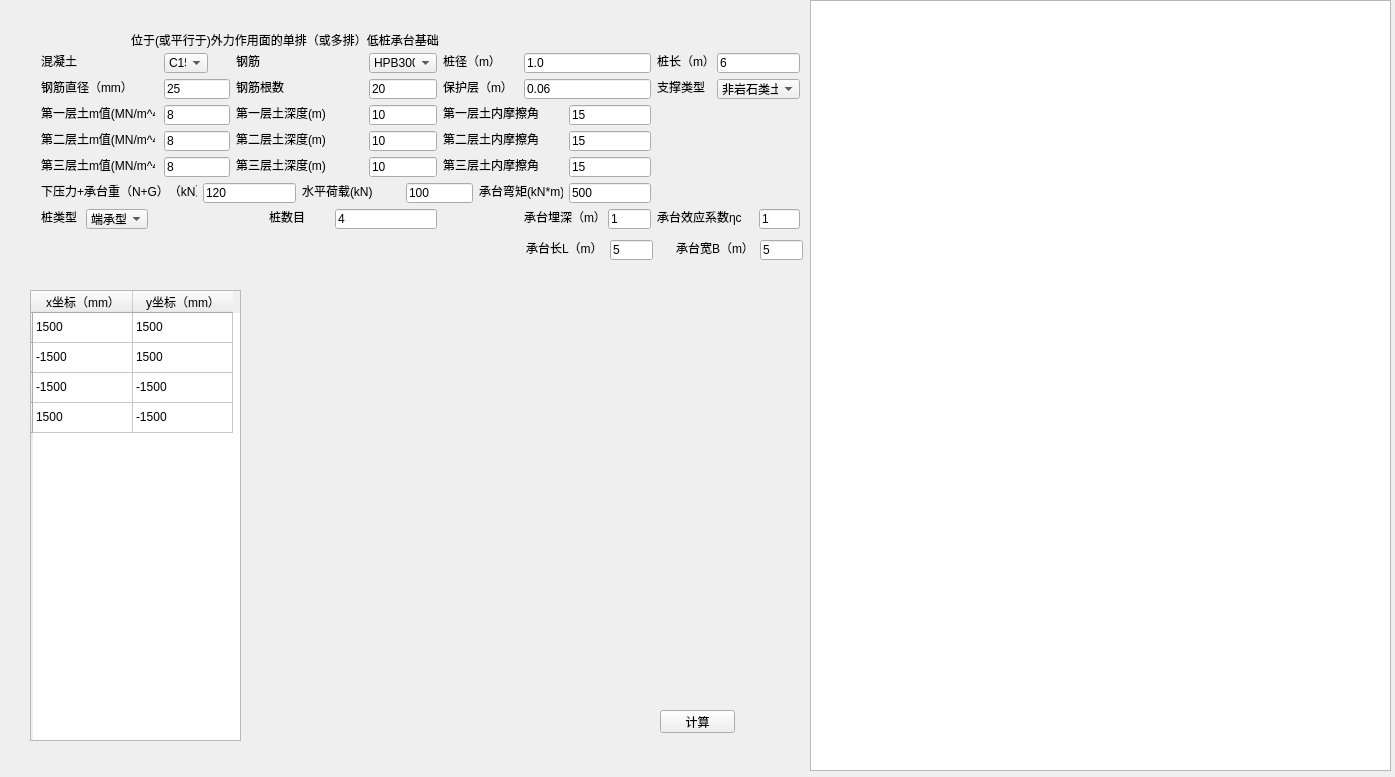
This is CalPile/second.ui in tuchengen/PYTHON as Qt 5 draws it before an edit. The edited form follows.
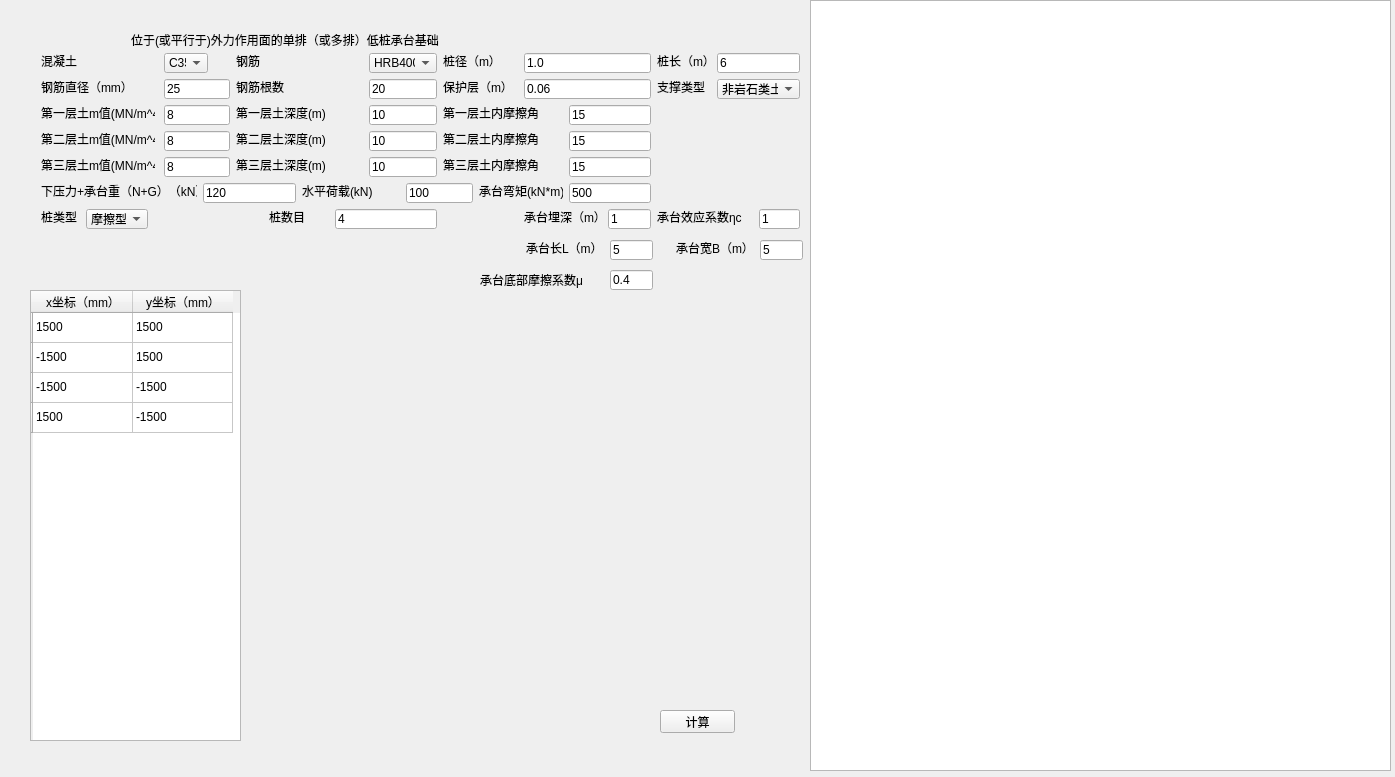
This is the edited form.

Diff of the .ui file:
```diff
--- a/CalPile/second.ui
+++ b/CalPile/second.ui
@@ -169,7 +169,7 @@
    </property>
    <item>
     <property name="text">
-     <string>HPB300</string>
+     <string>HRB400</string>
     </property>
    </item>
    <item>
@@ -253,7 +253,7 @@
    </property>
    <item>
     <property name="text">
-     <string>C15</string>
+     <string>C35</string>
     </property>
    </item>
    <item>
@@ -761,7 +761,7 @@
    </property>
    <item>
     <property name="text">
-     <string>端承型</string>
+     <string>摩擦型</string>
     </property>
    </item>
    <item>
@@ -926,6 +926,32 @@
     <string>承台宽B（m）</string>
    </property>
   </widget>
+  <widget class="QLineEdit" name="lineEdit_23">
+   <property name="geometry">
+    <rect>
+     <x>610</x>
+     <y>270</y>
+     <width>43</width>
+     <height>20</height>
+    </rect>
+   </property>
+   <property name="text">
+    <string>0.4</string>
+   </property>
+  </widget>
+  <widget class="QLabel" name="label_28">
+   <property name="geometry">
+    <rect>
+     <x>480</x>
+     <y>270</y>
+     <width>131</width>
+     <height>20</height>
+    </rect>
+   </property>
+   <property name="text">
+    <string>承台底部摩擦系数μ</string>
+   </property>
+  </widget>
  </widget>
  <resources/>
  <connections>
```
